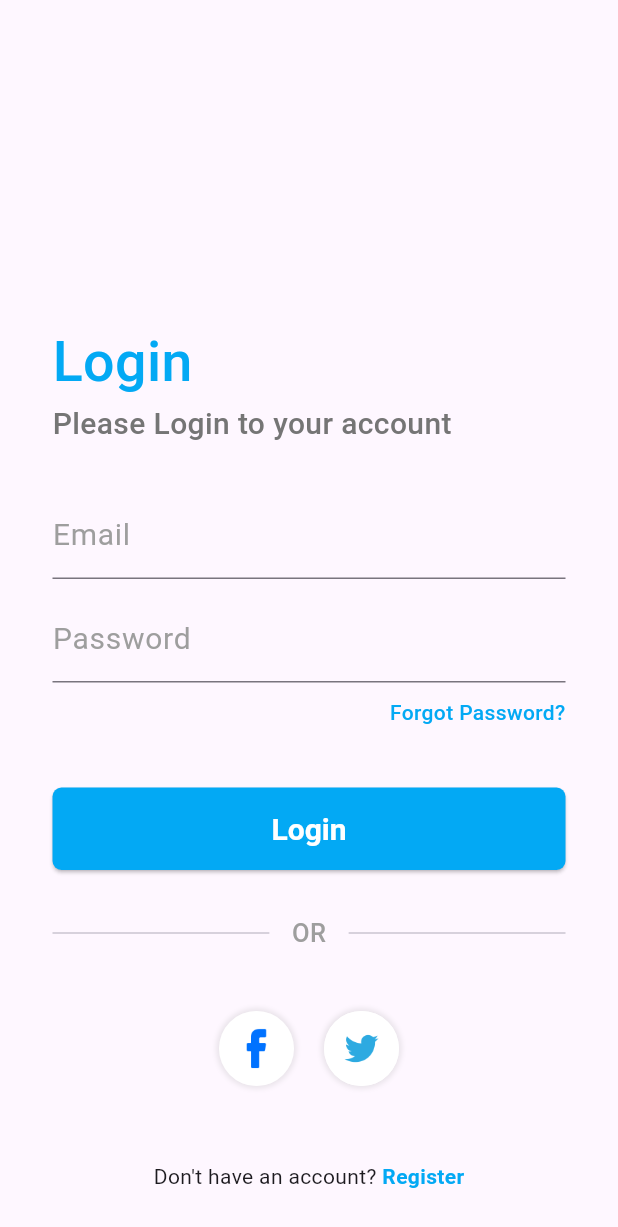
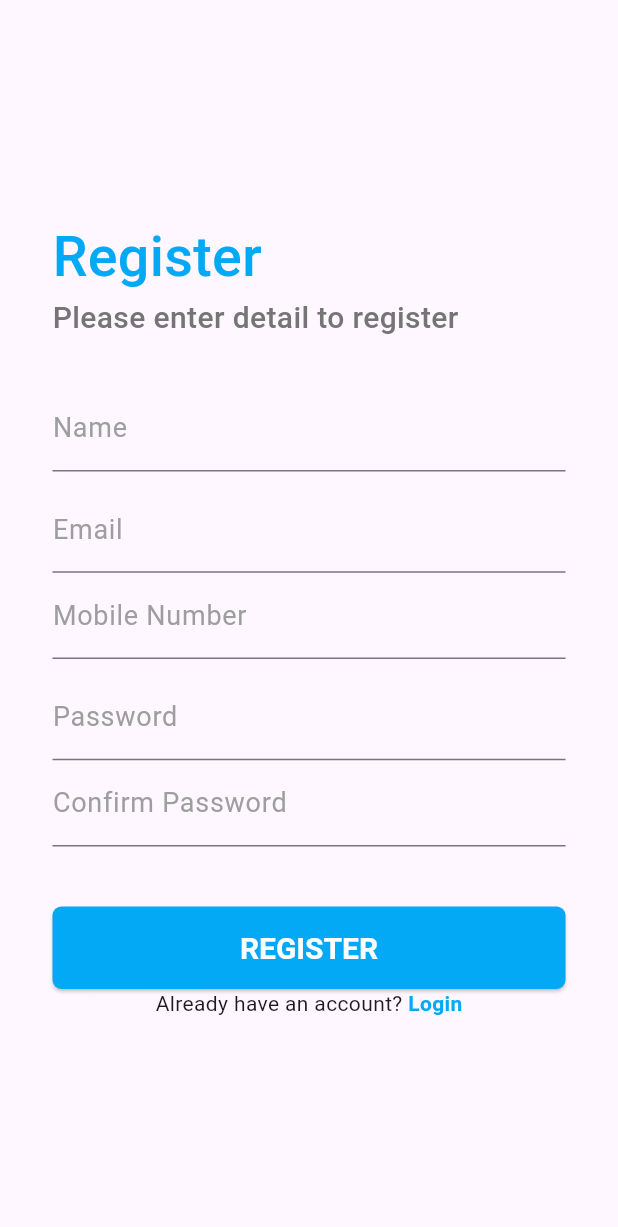
Before and after one commit to awaismubbashar/registration_app, a Flutter app: the screen it shows after launch, on a phone screen of 412 x 824 dp. Shown: the top 1227 px of the screen. Run offline on Flutter 3.47's test engine with Material 3 defaults, Android fonts, the phone set to English and light mode, and no system bars.

Commit message:
Created Register screen.

```diff
--- a/lib/main.dart
+++ b/lib/main.dart
@@ -1,10 +1,11 @@
 import 'package:flutter/material.dart';
 import 'package:registration_app/registration/Login.dart';
+import 'package:registration_app/registration/register.dart';
 
 void main() {
   runApp(MaterialApp(
     routes: {
-      '/': (context) => const Login(),
+      '/': (context) => const Register(),
     },
   ));
 }
--- a/lib/registration/login.dart
+++ b/lib/registration/login.dart
@@ -92,7 +92,7 @@ class _LoginState extends State<Login> {
                       // background
                       foregroundColor: Colors.white, // foreground
                     ),
-                    child: const Text('Login'),
+                    child: const Text('LOGIN'),
                   )
                 ],
               ),
--- /dev/null
+++ b/lib/registration/register.dart
@@ -0,0 +1,153 @@
+import 'package:flutter/material.dart';
+
+class Register extends StatefulWidget {
+  const Register({super.key});
+
+  @override
+  State<Register> createState() => _RegisterState();
+}
+
+class _RegisterState extends State<Register> {
+  @override
+  Widget build(BuildContext context) {
+    return Scaffold(
+      body: SafeArea(
+        child: Padding(
+          padding: const EdgeInsets.symmetric(horizontal: 35.0),
+          child: Column(
+            mainAxisAlignment: MainAxisAlignment.center,
+            children: [
+              Column(
+                mainAxisAlignment: MainAxisAlignment.start,
+                crossAxisAlignment: CrossAxisAlignment.start,
+                children: [
+                  const Text(
+                    'Register',
+                    style: TextStyle(
+                        color: Colors.lightBlue,
+                        fontSize: 37.0,
+                        fontWeight: FontWeight.w500),
+                  ),
+                  Text(
+                    'Please enter detail to register',
+                    style: TextStyle(
+                        color: Colors.grey[600],
+                        fontSize: 20.0,
+                        fontWeight: FontWeight.w500),
+                  ),
+                  const SizedBox(height: 30.0),
+                  const TextField(
+                    decoration: InputDecoration(
+                      focusedBorder: UnderlineInputBorder(
+                        borderSide:
+                            BorderSide(color: Colors.lightBlue, width: 1.9),
+                      ),
+                      labelText: 'Name',
+                      labelStyle: TextStyle(color: Colors.grey, fontSize: 18.0),
+                      suffixStyle: TextStyle(
+                        color: Colors.lightBlue,
+                      ),
+                    ),
+                  ),
+                  const SizedBox(height: 10.0),
+                  const TextField(
+                    decoration: InputDecoration(
+                      focusedBorder: UnderlineInputBorder(
+                        borderSide:
+                            BorderSide(color: Colors.lightBlue, width: 1.9),
+                      ),
+                      labelText: 'Email',
+                      labelStyle: TextStyle(color: Colors.grey, fontSize: 18.0),
+                      suffixStyle: TextStyle(
+                        color: Colors.lightBlue,
+                      ),
+                    ),
+                  ),
+                  const TextField(
+                    decoration: InputDecoration(
+                      focusedBorder: UnderlineInputBorder(
+                        borderSide:
+                            BorderSide(color: Colors.lightBlue, width: 1.9),
+                      ),
+                      labelText: 'Mobile Number',
+                      labelStyle: TextStyle(color: Colors.grey, fontSize: 18.0),
+                      suffixStyle: TextStyle(
+                        color: Colors.lightBlue,
+                      ),
+                    ),
+                  ),
+                  const SizedBox(height: 10.0),
+                  const TextField(
+                    decoration: InputDecoration(
+                      focusedBorder: UnderlineInputBorder(
+                        borderSide:
+                            BorderSide(color: Colors.lightBlue, width: 1.9),
+                      ),
+                      // labelText: 'Password',
+                      label: Text(
+                        'Password',
+                      ),
+                      labelStyle: TextStyle(color: Colors.grey, fontSize: 18.0),
+                    ),
+                    obscureText: true,
+                  ),
+                  const TextField(
+                    decoration: InputDecoration(
+                      focusedBorder: UnderlineInputBorder(
+                        borderSide:
+                            BorderSide(color: Colors.lightBlue, width: 1.9),
+                      ),
+                      // labelText: 'Password',
+                      label: Text(
+                        'Confirm Password',
+                      ),
+                      labelStyle: TextStyle(color: Colors.grey, fontSize: 18.0),
+                    ),
+                    obscureText: true,
+                  ),
+                  const SizedBox(height: 40.0),
+                  ElevatedButton(
+                    onPressed: () {},
+                    style: ElevatedButton.styleFrom(
+                      minimumSize: const Size.fromHeight(55),
+                      shape: RoundedRectangleBorder(
+                        borderRadius: BorderRadius.circular(6), // <-- Radius
+                      ),
+                      textStyle: const TextStyle(
+                          fontSize: 20.0, fontWeight: FontWeight.bold),
+                      backgroundColor: Colors.lightBlue,
+                      // background
+                      foregroundColor: Colors.white, // foreground
+                    ),
+                    child: const Text('REGISTER'),
+                  )
+                ],
+              ),
+              const Column(
+                crossAxisAlignment: CrossAxisAlignment.end,
+                mainAxisAlignment: MainAxisAlignment.end,
+                children: [
+                  Row(
+                    mainAxisAlignment: MainAxisAlignment.center,
+                    children: [
+                      Text(
+                        'Already have an account? ',
+                        style: TextStyle(fontWeight: FontWeight.w400),
+                      ),
+                      Text(
+                        'Login',
+                        style: TextStyle(
+                            color: Colors.lightBlue,
+                            fontWeight: FontWeight.w700),
+                      ),
+                    ],
+                  ),
+                ],
+              ),
+            ],
+          ),
+        ),
+      ),
+    );
+  }
+}
```
